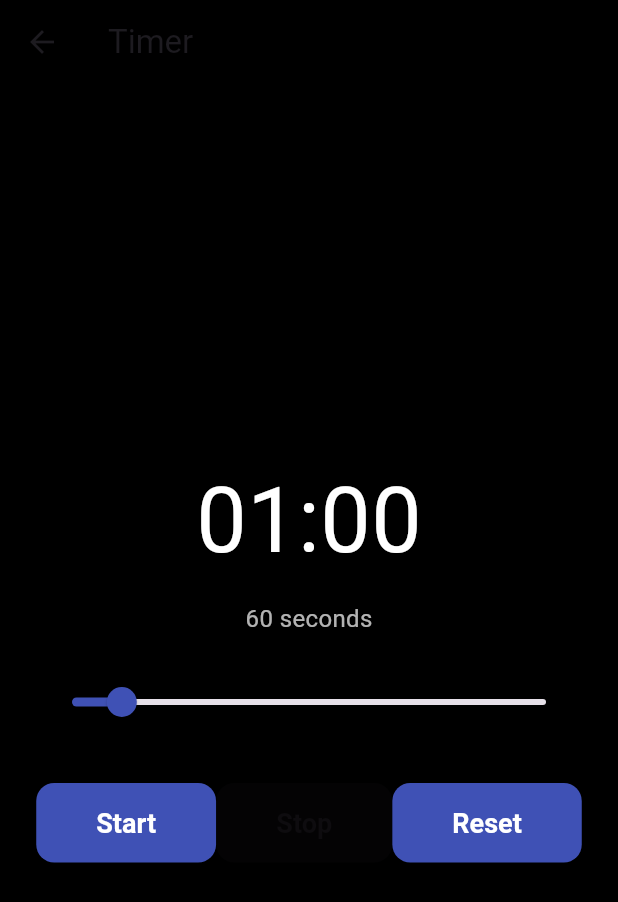
After one commit to Atul-Sagar/flutter_hello, a Flutter app: the TimerPage screen opened by its route, after a tap on "Start", after a tap on "Reset", on a phone screen of 412 x 824 dp. The commit adds this screen. Shown: the top 902 px of the screen. Run offline on Flutter 3.47's test engine with Material 3 defaults, Android fonts, the phone set to English and light mode, and no system bars; our stand-ins replace flutter_local_notifications, math_expressions, shared_preferences; accounts and stored records are empty.

Commit message:
Added timer

```diff
--- a/lib/home_page.dart
+++ b/lib/home_page.dart
@@ -13,6 +13,7 @@ class HomePage extends StatelessWidget{
     ToolCard(icon: Icons.calculate, label: 'Calculator', routeName: '/calculator'),
     ToolCard(icon: Icons.note, label: 'Notes', routeName: '/notes'),
     ToolCard(icon: Icons.timer, label: 'Stopwatch', routeName: '/stopwatch'),
+    ToolCard(icon: Icons.timer, label: 'Timer', routeName: '/timer'),
     ToolCard(icon: Icons.code, label: 'Snippets', routeName: '/snippets'),
     ToolCard(icon: Icons.terminal, label: 'Terminal', routeName: '/terminal'),
     ToolCard(icon: Icons.check_circle, label: 'To-Do', routeName: '/todo'),
--- a/lib/main.dart
+++ b/lib/main.dart
@@ -5,6 +5,7 @@ import 'tools/calculator_page.dart';
 import 'package:flutter_hello/tools/notes/notes_page.dart';
 import 'package:flutter_hello/tools/calculator_page.dart';
 import 'package:flutter_hello/tools/stopwatch_page.dart';
+import 'package:flutter_hello/tools/timer_page.dart';
 
 void main() {
   runApp(const MyApp());
@@ -55,6 +56,7 @@ class MyApp extends StatelessWidget{
         '/calculator': (context) => const CalculatorPage(),
         '/notes': (context) => const NotesPage(),
         '/stopwatch': (context) => const StopwatchPage(),
+        '/timer': (context) => const TimerPage(),
       },
     );
   }
--- /dev/null
+++ b/lib/tools/timer_page.dart
@@ -0,0 +1,197 @@
+import 'dart:async';
+import 'package:flutter/material.dart';
+import 'package:flutter_local_notifications/flutter_local_notifications.dart';
+
+class TimerPage extends StatefulWidget {
+  const TimerPage({super.key});
+
+  @override
+  State<TimerPage> createState() => _TimerPageState();
+}
+
+class _TimerPageState extends State<TimerPage> {
+  int _seconds = 60;
+  int _initialSeconds = 60;
+  Timer? _timer;
+  bool _isRunning = false;
+
+  final FlutterLocalNotificationsPlugin flutterLocalNotificationsPlugin = FlutterLocalNotificationsPlugin();
+
+  void _initializeNotifications() async{
+    const AndroidInitializationSettings initializationSettingsAndroid = AndroidInitializationSettings('@mipmap/ic_launcher');
+    const InitializationSettings initializationSettings = InitializationSettings(android: initializationSettingsAndroid);
+
+    await flutterLocalNotificationsPlugin.initialize(initializationSettings);
+  }
+
+
+  Future<void> _showNotification() async {
+    const AndroidNotificationDetails androidPlatformChannelSpecifics = AndroidNotificationDetails(
+      'timer_channel_id',
+      'Timer Notifications',
+      channelDescription: 'Notifies when timer finishes',
+      importance: Importance.max,
+      priority: Priority.high,
+      ticker: 'ticker',
+    );
+
+    const NotificationDetails platformChannelSpecifics = NotificationDetails(android: androidPlatformChannelSpecifics);
+
+    await flutterLocalNotificationsPlugin.show(
+      0,
+      'Timer Finished',
+      'Your countdown has ended.',
+      platformChannelSpecifics,
+      payload: 'timer_complete',
+    );
+  }
+
+
+  void _requestNotificationPermission() async {
+    final plugin = flutterLocalNotificationsPlugin
+            .resolvePlatformSpecificImplementation<AndroidFlutterLocalNotificationsPlugin>();
+
+    final granted = await plugin?.requestNotificationsPermission();
+    print('Notification permission granted: $granted');
+
+
+  }
+
+  Future<void> _testNotification() async {
+  await flutterLocalNotificationsPlugin.show(
+    0,
+    'Test Notification',
+    'This is a test notification.',
+    const NotificationDetails(
+      android: AndroidNotificationDetails(
+        'test_channel',
+        'Test Channel',
+        importance: Importance.max,
+        priority: Priority.high,
+      ),
+    ),
+  );
+}
+
+  @override
+  void initState() {
+    super.initState();
+    _initializeNotifications();
+    _requestNotificationPermission();
+  }
+
+  void _startTimer() async {
+
+    await _testNotification();
+
+    if (_timer != null) _timer!.cancel();
+
+    setState(() {
+      _isRunning = true;
+    });
+
+    _timer = Timer.periodic(const Duration(seconds: 1), (timer) async {
+      if (_seconds > 0) {
+        setState(() => _seconds--);
+      } else {
+        timer.cancel();
+        setState(() => _isRunning = false);
+        await _showNotification();
+      }
+    });
+  }
+
+  void _stopTimer() {
+    _timer?.cancel();
+    setState(() => _isRunning = false);
+  }
+
+  void _resetTimer() {
+    _timer?.cancel();
+    setState(() {
+      _seconds = _initialSeconds;
+      _isRunning = false;
+    });
+  }
+
+  String _formatTime(int seconds) {
+    final min = (seconds ~/ 60).toString().padLeft(2, '0');
+    final sec = (seconds % 60).toString().padLeft(2, '0');
+    return '$min:$sec';
+  }
+
+  @override
+  void dispose() {
+    _timer?.cancel();
+    super.dispose();
+  }
+
+  @override
+  Widget build(BuildContext context) {
+    return Scaffold(
+      backgroundColor: Colors.black,
+      appBar: AppBar(
+        title: const Text('Timer'),
+        backgroundColor: Colors.black,
+      ),
+      body: Center(
+        child: Padding(
+          padding: const EdgeInsets.symmetric(horizontal: 24),
+          child: Column(
+            mainAxisAlignment: MainAxisAlignment.center,
+            children: [
+              Text(
+                _formatTime(_seconds),
+                style: const TextStyle(color: Colors.white, fontSize: 60),
+              ),
+              const SizedBox(height: 10),
+
+              // ✅ Seconds counter display
+              Text(
+                '$_seconds seconds',
+                style: const TextStyle(color: Colors.white70, fontSize: 16),
+              ),
+              const SizedBox(height: 20),
+
+              Slider(
+                value: _seconds.toDouble(),
+                min: 0,
+                max: 600,
+                divisions: 60,
+                label: '$_seconds s',
+                activeColor: Colors.indigo,
+                onChanged: _isRunning
+                    ? null
+                    : (value) {
+                        setState(() {
+                          _seconds = value.toInt();
+                          _initialSeconds = _seconds;
+                        });
+                      },
+              ),
+              const SizedBox(height: 30),
+
+              Row(
+                mainAxisAlignment: MainAxisAlignment.spaceEvenly,
+                children: [
+                  ElevatedButton(
+                    onPressed: _isRunning ? null : _startTimer,
+                    child: const Text('Start'),
+                  ),
+                  ElevatedButton(
+                    onPressed: _isRunning ? _stopTimer : null,
+                    child: const Text('Stop'),
+                  ),
+                  ElevatedButton(
+                    onPressed: _resetTimer,
+                    child: const Text('Reset'),
+                  ),
+                ],
+              )
+            ],
+          ),
+        ),
+      ),
+    );
+  }
+}
--- a/pubspec.yaml
+++ b/pubspec.yaml
@@ -37,6 +37,7 @@ dependencies:
   math_expressions: ^2.2.0
   flutter_colorpicker: ^1.0.3
   shared_preferences: ^2.2.2
+  flutter_local_notifications: ^16.3.3
 
 dev_dependencies:
   flutter_test:
```
Also changed, not shown: pubspec.lock, 3 other files.
